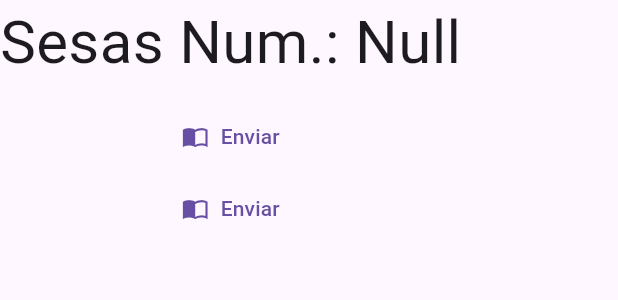
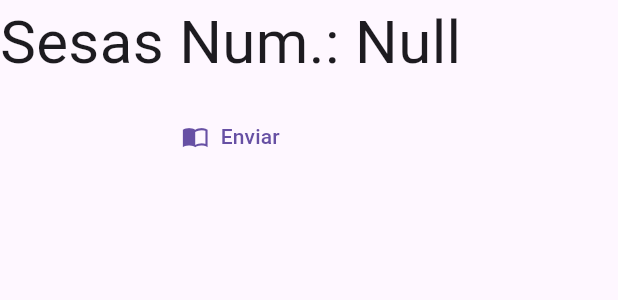
Before and after one commit to DeltaPrice-Pedro/Estudos, a Flutter app: the Menu widget shown alone on an empty page, opened directly, on a phone screen of 412 x 824 dp. Shown: the top 300 px of the screen. Run offline on Flutter 3.47's test engine with Material 3 defaults, Android fonts, the light colour scheme and no system bars.

Commit message:
Update menu.dart

```diff
--- a/Flutter/roll_dice/lib/menu/menu.dart
+++ b/Flutter/roll_dice/lib/menu/menu.dart
@@ -41,13 +41,6 @@ class _Menu extends State<Menu> {
               minimumSize: Size(40, 40)),
           icon: const Icon(Icons.import_contacts_sharp),
           label: const Text('Enviar')),
-      TextButton.icon(
-          onPressed: method,
-          style: TextButton.styleFrom(
-              padding: const EdgeInsets.only(top: 20),
-              minimumSize: Size(40, 40)),
-          icon: const Icon(Icons.import_contacts_sharp),
-          label: const Text('Enviar'))
     ]);
   }
 }
```
